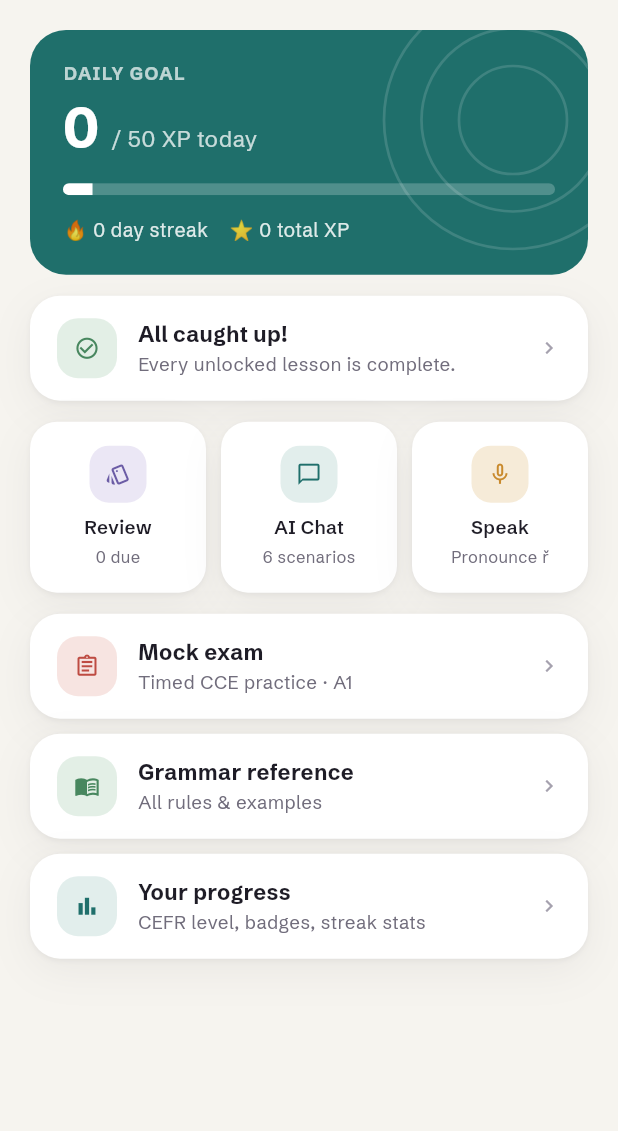
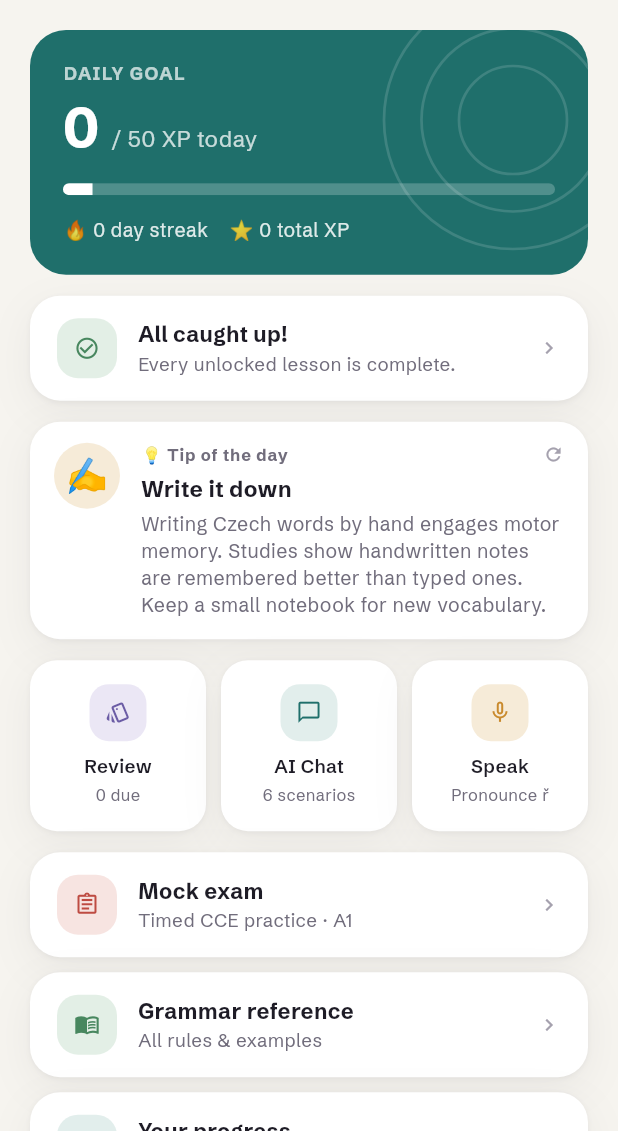
Before and after one commit to mahesh2017/ceskina-pro, a Flutter app: the HomeScreen screen opened directly, on a phone screen of 412 x 824 dp, the part 105-1236 px from its top. Run offline on Flutter 3.47's test engine with Material 3 defaults, Android fonts, the phone set to English and light mode, and no system bars; our stand-ins replace connectivity_plus, dio, drift, flutter_riverpod, flutter_secure_storage, flutter_tts and 6 more; accounts and stored records are empty; generated files the repository leaves out were written again.

Commit message:
[verified] Add daily learning tips feature on home screen
- 10 evidence-based learning strategies (spaced repetition, handwriting,
  shadowing, active recall, contextual learning, sleep, mistakes, etc.)
- LearningTipCard widget rotates daily (deterministic by day-of-year)
- Tap the card to shuffle to a random tip
- Positioned between "Continue learning" and quick actions on home screen
- Includes the "write it down" tip for kinesthetic learners who benefit
  from handwriting over typing

Verification: 0 analyzer issues (1 pre-existing warning), 127/127 tests passed

```diff
--- /dev/null
+++ b/lib/domain/entities/learning_tip.dart
@@ -0,0 +1,104 @@
+import 'dart:math';
+
+/// Evidence-based learning tips shown on the home screen.
+///
+/// Each tip rotates daily so the learner sees a fresh strategy each day.
+/// Tips are grounded in spaced repetition, active recall, and motor-memory
+/// research — adapted for Czech language learning.
+class LearningTip {
+  final String emoji;
+  final String title;
+  final String body;
+
+  const LearningTip({
+    required this.emoji,
+    required this.title,
+    required this.body,
+  });
+
+  static const List<LearningTip> all = [
+    LearningTip(
+      emoji: '✍️',
+      title: 'Write it down',
+      body: 'Writing Czech words by hand engages motor memory. Studies show '
+          'handwritten notes are remembered better than typed ones. Keep a '
+          'small notebook for new vocabulary.',
+    ),
+    LearningTip(
+      emoji: '🔁',
+      title: 'Spaced repetition works',
+      body: 'Reviewing material at increasing intervals is the single most '
+          'effective way to retain vocabulary. That\'s exactly what the SRS '
+          'review cards do — do them every day, even briefly.',
+    ),
+    LearningTip(
+      emoji: '🗣️',
+      title: 'Shadow the audio',
+      body: 'Listen to a Czech phrase, then immediately repeat it out loud '
+          'trying to match the pronunciation exactly. This "shadowing" '
+          'technique trains both your ear and your mouth muscles.',
+    ),
+    LearningTip(
+      emoji: '🧠',
+      title: 'Active recall over re-reading',
+      body: 'Instead of re-reading grammar rules, test yourself. Try to '
+          'explain a rule out loud without looking. If you can\'t, you '
+          'don\'t know it yet — that\'s where learning happens.',
+    ),
+    LearningTip(
+      emoji: '🔗',
+      title: 'Link words to images',
+      body: 'Associate each new Czech word with a vivid mental image. The '
+          'stranger the image, the better it sticks. For "kočka" (cat), '
+          'imagine a cat wearing a traditional Czech kroj.',
+    ),
+    LearningTip(
+      emoji: '⏰',
+      title: 'Short sessions beat long ones',
+      body: 'Three 10-minute sessions spread through the day are more '
+          'effective than one 30-minute block. Your brain consolidates '
+          'language between sessions, not just during them.',
+    ),
+    LearningTip(
+      emoji: '📚',
+      title: 'Learn in context',
+      body: 'Don\'t memorize isolated word lists. Learn words inside full '
+          'sentences — "Dám si pivo, prosím" (I\'ll have a beer, please) '
+          'sticks better than "pivo = beer".',
+    ),
+    LearningTip(
+      emoji: '😴',
+      title: 'Sleep on it',
+      body: 'Your brain reinforces language learning during sleep. Reviewing '
+          'vocabulary before bed can improve recall the next morning. Don\'t '
+          'cram — a little each day with good rest in between.',
+    ),
+    LearningTip(
+      emoji: '🎯',
+      title: 'Make mistakes on purpose',
+      body: 'Try to use a Czech word you\'re unsure about. The correction '
+          'that follows creates a stronger memory than passive study. The '
+          'AI chat tutor is perfect for this — it won\'t judge you.',
+    ),
+    LearningTip(
+      emoji: '🎵',
+      title: 'Listen to Czech music',
+      body: 'Czech songs, podcasts, or radio in the background train your '
+          'ear to the rhythm and intonation of the language, even when you '
+          'don\'t understand every word. Try ČRo (Czech Radio) online.',
+    ),
+  ];
+
+  /// Pick today's tip based on the day of the year, so it rotates daily
+  /// but is deterministic — everyone sees the same tip each day.
+  static LearningTip forToday() {
+    final dayOfYear = DateTime.now().difference(DateTime(2026)).inDays;
+    return all[dayOfYear % all.length];
+  }
+
+  /// Pick a random tip (for variety when the user refreshes).
+  static LearningTip random() {
+    final rng = Random();
+    return all[rng.nextInt(all.length)];
+  }
+}
--- a/lib/presentation/screens/home/home_screen.dart
+++ b/lib/presentation/screens/home/home_screen.dart
@@ -7,6 +7,7 @@ import '../../providers/gamification_providers.dart';
 import '../../providers/review_providers.dart';
 import '../../providers/settings_providers.dart';
 import '../../widgets/common/soft_ui.dart';
+import '../../widgets/common/learning_tip_card.dart';
 
 /// Home dashboard — greeting, daily goal hero, continue learning, quick
 /// actions and shortcuts. Redesigned per the "Calm & premium" handoff.
@@ -90,6 +91,10 @@ class HomeScreen extends ConsumerWidget {
             const SizedBox(height: 14),
 
             const _ContinueLearningCard(),
+            const SizedBox(height: 14),
+
+            // Daily learning tip — evidence-based strategies.
+            const LearningTipCard(),
             const SizedBox(height: 14),
 
             // Quick actions row.
--- /dev/null
+++ b/lib/presentation/widgets/common/learning_tip_card.dart
@@ -0,0 +1,106 @@
+import 'package:flutter/material.dart';
+import '../../../core/theme/app_tokens.dart';
+import '../../../domain/entities/learning_tip.dart';
+import 'soft_ui.dart';
+
+/// A card on the home screen that shows a daily evidence-based learning tip.
+///
+/// The tip rotates daily (deterministic by day-of-year). Tapping the card
+/// shows a new random tip immediately — for learners who want variety.
+class LearningTipCard extends StatefulWidget {
+  const LearningTipCard({super.key});
+
+  @override
+  State<LearningTipCard> createState() => _LearningTipCardState();
+}
+
+class _LearningTipCardState extends State<LearningTipCard> {
+  late LearningTip _tip;
+
+  @override
+  void initState() {
+    super.initState();
+    _tip = LearningTip.forToday();
+  }
+
+  void _shuffle() {
+    setState(() {
+      LearningTip next;
+      do {
+        next = LearningTip.random();
+      } while (next.title == _tip.title && LearningTip.all.length > 1);
+      _tip = next;
+    });
+  }
+
+  @override
+  Widget build(BuildContext context) {
+    final t = context.tokens;
+    return GestureDetector(
+      onTap: _shuffle,
+      child: SoftCard(
+        padding: const EdgeInsets.symmetric(horizontal: 16, vertical: 14),
+        child: Row(
+          crossAxisAlignment: CrossAxisAlignment.start,
+          children: [
+            Container(
+              width: 44,
+              height: 44,
+              decoration: BoxDecoration(
+                color: t.amberSoft,
+                shape: BoxShape.circle,
+              ),
+              child: Center(
+                child: Text(
+                  _tip.emoji,
+                  style: const TextStyle(fontSize: 22),
+                ),
+              ),
+            ),
+            const SizedBox(width: 14),
+            Expanded(
+              child: Column(
+                crossAxisAlignment: CrossAxisAlignment.start,
+                children: [
+                  Row(
+                    children: [
+                      Text(
+                        '💡 Tip of the day',
+                        style: TextStyle(
+                          fontSize: 11,
+                          fontWeight: FontWeight.w700,
+                          letterSpacing: 0.6,
+                          color: t.muted,
+                        ),
+                      ),
+                      const Spacer(),
+                      Icon(Icons.refresh, size: 14, color: t.faint),
+                    ],
+                  ),
+                  const SizedBox(height: 4),
+                  Text(
+                    _tip.title,
+                    style: TextStyle(
+                      fontSize: 15,
+                      fontWeight: FontWeight.w700,
+                      color: t.ink,
+                    ),
+                  ),
+                  const SizedBox(height: 4),
+                  Text(
+                    _tip.body,
+                    style: TextStyle(
+                      fontSize: 13,
+                      color: t.muted,
+                      height: 1.4,
+                    ),
+                  ),
+                ],
+              ),
+            ),
+          ],
+        ),
+      ),
+    );
+  }
+}
```
